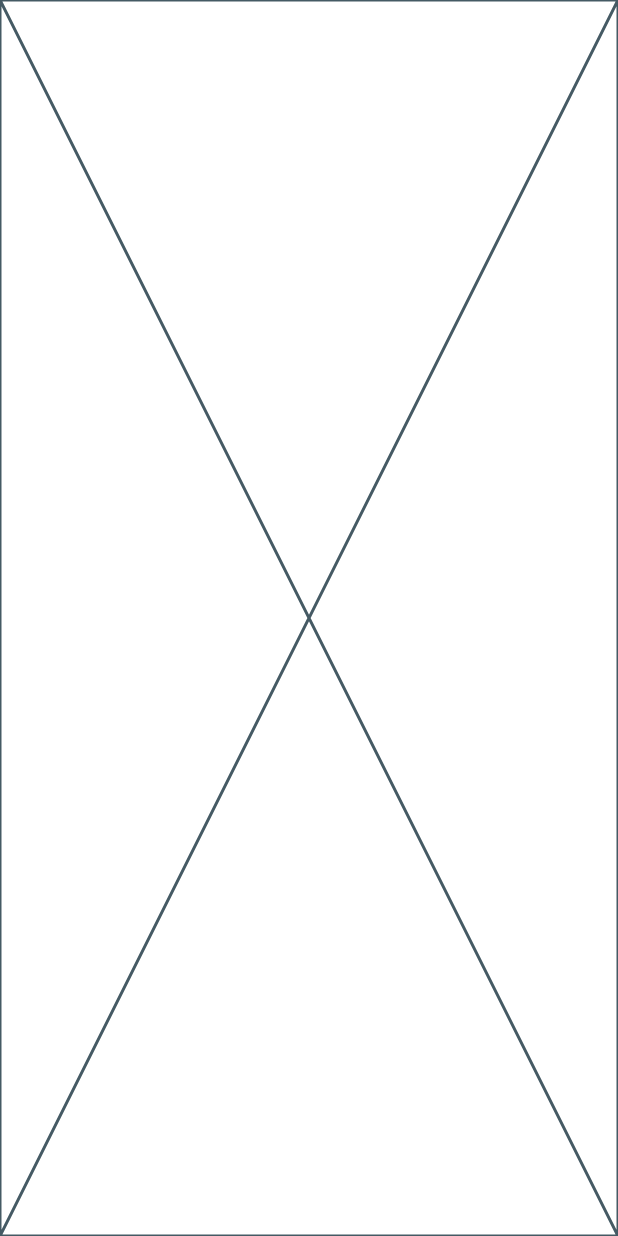
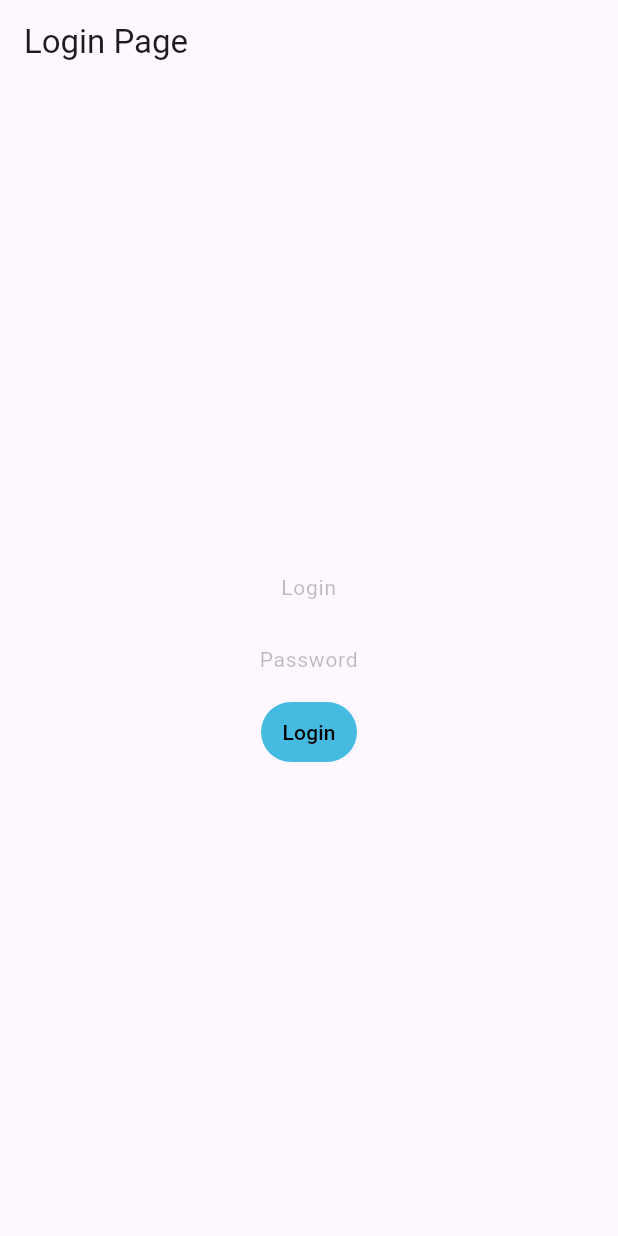
Before and after one commit to KacperMajcher/two_ticket, a Flutter app: the screen it shows after launch, on a phone screen of 412 x 824 dp. Run offline on Flutter 3.47's test engine with Material 3 defaults, Android fonts, the light colour scheme and no system bars.

Commit message:
Create a simple login screen

```diff
--- a/lib/core/app.dart
+++ b/lib/core/app.dart
@@ -1,5 +1,5 @@
 import 'package:flutter/material.dart';
-import 'package:two_ticket/features/presentation/pages/home_page.dart';
+import 'package:two_ticket/features/auth/presentation/pages/login_page.dart';
 
 class App extends StatelessWidget {
   const App({super.key});
@@ -7,7 +7,7 @@ class App extends StatelessWidget {
   @override
   Widget build(BuildContext context) {
     return const MaterialApp(
-      home: HomePage(),
+      home: LoginPage(),
     );
   }
 }
--- /dev/null
+++ b/lib/features/auth/presentation/pages/login_page.dart
@@ -0,0 +1,42 @@
+import 'package:flutter/material.dart';
+import 'package:two_ticket/features/auth/presentation/widgets/login_button.dart';
+import 'package:two_ticket/features/auth/presentation/widgets/login_input_field.dart';
+
+class LoginPage extends StatelessWidget {
+  const LoginPage({super.key});
+
+  @override
+  Widget build(BuildContext context) {
+    final double dw = MediaQuery.of(context).size.width;
+
+    final loginController = TextEditingController();
+    final passwordController = TextEditingController();
+
+    return Scaffold(
+      appBar: AppBar(
+        title: const Text('Login Page'),
+      ),
+      body: Center(
+        child: Padding(
+          padding: EdgeInsets.symmetric(horizontal: dw * .01),
+          child: Column(
+            mainAxisAlignment: MainAxisAlignment.center,
+            children: [
+              LoginInputField(
+                controller: loginController,
+                obscureText: false,
+                hintText: 'Login',
+              ),
+              LoginInputField(
+                controller: passwordController,
+                obscureText: true,
+                hintText: 'Password',
+              ),
+              const LoginButton(),
+            ],
+          ),
+        ),
+      ),
+    );
+  }
+}
--- /dev/null
+++ b/lib/features/auth/presentation/widgets/login_button.dart
@@ -0,0 +1,34 @@
+import 'package:flutter/material.dart';
+import 'package:two_ticket/features/home/presentation/pages/home_page.dart';
+
+class LoginButton extends StatelessWidget {
+  const LoginButton({
+    super.key,
+  });
+
+  @override
+  Widget build(BuildContext context) {
+    return TextButton(
+      onPressed: () {
+        Navigator.of(context).push(
+          MaterialPageRoute(
+            builder: (_) => const HomePage(),
+          ),
+        );
+      },
+      style: ButtonStyle(
+        backgroundColor: MaterialStateProperty.all<Color>(
+          const Color(
+            0xFF46BBE2,
+          ),
+        ),
+      ),
+      child: const Text(
+        'Login',
+        style: TextStyle(
+          color: Colors.black,
+        ),
+      ),
+    );
+  }
+}
--- /dev/null
+++ b/lib/features/auth/presentation/widgets/login_input_field.dart
@@ -0,0 +1,41 @@
+import 'package:flutter/material.dart';
+
+class LoginInputField extends StatelessWidget {
+  const LoginInputField({
+    Key? key,
+    required this.controller,
+    required this.obscureText,
+    required this.hintText,
+  }) : super(key: key);
+
+  final TextEditingController controller;
+  final bool obscureText;
+  final String hintText;
+
+  @override
+  Widget build(BuildContext context) {
+    return TextField(
+      controller: controller,
+      obscureText: obscureText,
+      textAlign: TextAlign.center,
+      maxLines: 1,
+      style: const TextStyle(
+        fontWeight: FontWeight.w400,
+        fontSize: 14,
+        color: Color(0xff053630),
+      ),
+      decoration: InputDecoration(
+        disabledBorder: InputBorder.none,
+        focusedBorder: InputBorder.none,
+        enabledBorder: InputBorder.none,
+        hintText: hintText,
+        hintStyle: const TextStyle(
+          fontWeight: FontWeight.w400,
+          fontSize: 14,
+          color: Color(0x4A191918),
+        ),
+        contentPadding: const EdgeInsets.fromLTRB(12, 8, 12, 8),
+      ),
+    );
+  }
+}
--- /dev/null
+++ b/lib/features/home/presentation/pages/home_page.dart
@@ -0,0 +1,19 @@
+import 'package:flutter/material.dart';
+
+class HomePage extends StatelessWidget {
+  const HomePage({super.key});
+
+  @override
+  Widget build(BuildContext context) {
+    return Scaffold(
+      appBar: AppBar(
+        title: const Text('Home page'),
+      ),
+      body: const Center(
+        child: Text(
+          'Welcome to the application, you have logged in',
+        ),
+      ),
+    );
+  }
+}
--- a/lib/features/presentation/pages/home_page.dart
+++ /dev/null
@@ -1,10 +0,0 @@
-import 'package:flutter/material.dart';
-
-class HomePage extends StatelessWidget {
-  const HomePage({super.key});
-
-  @override
-  Widget build(BuildContext context) {
-    return const Placeholder();
-  }
-}
--- a/lib/main.dart
+++ b/lib/main.dart
@@ -2,5 +2,7 @@ import 'package:flutter/material.dart';
 import 'package:two_ticket/core/app.dart';
 
 void main() {
-  runApp(const App());
+  runApp(
+    const App(),
+  );
 }
```
